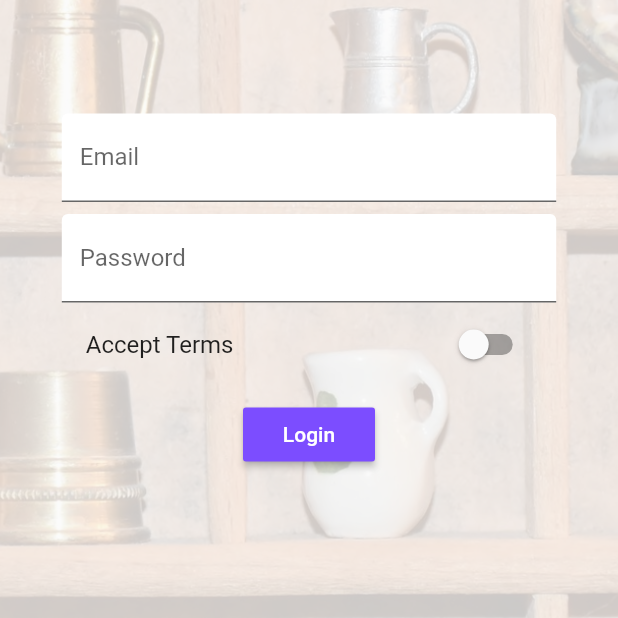
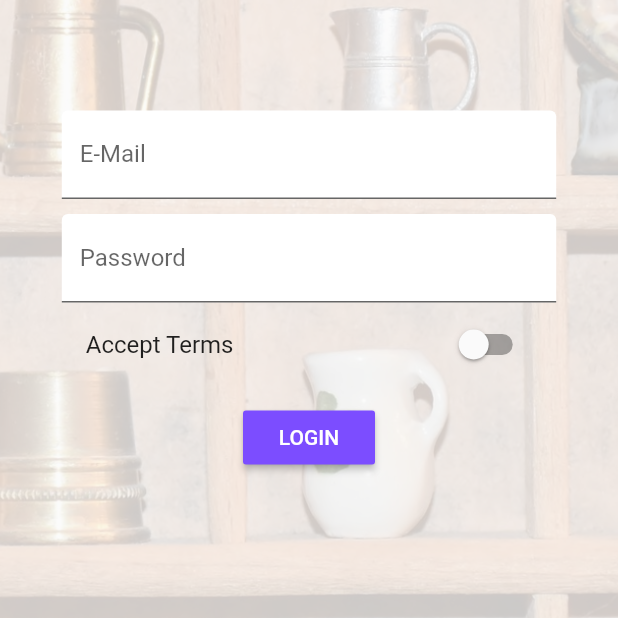
Before and after one commit to Daym3l/flutter_course, a Flutter app: the screen it shows after launch, on a phone screen of 412 x 824 dp, the part 326-944 px from its top. Run offline on Flutter 3.47's test engine with Material 2 defaults, Android fonts, the phone set to English and light mode, and no system bars.

Commit message:
Section 10
finish

```diff
--- a/lib/pages/page.auth.dart
+++ b/lib/pages/page.auth.dart
@@ -8,9 +8,12 @@ class AuthPage extends StatefulWidget {
 }
 
 class _AuthPageState extends State<AuthPage> {
-  String email;
-  String password;
-  bool _acceptTerms = false;
+  final Map<String, dynamic> _formData = {
+    'email': null,
+    'password': null,
+    'acceptTerms': false
+  };
+  final GlobalKey<FormState> _formKey = GlobalKey<FormState>();
 
   BoxDecoration _buildBackgroudImage() {
     return BoxDecoration(
@@ -23,6 +26,61 @@ class _AuthPageState extends State<AuthPage> {
     );
   }
 
+  Widget _buildEmailTextField() {
+    return TextFormField(
+      decoration: InputDecoration(
+          labelText: 'E-Mail', filled: true, fillColor: Colors.white),
+      keyboardType: TextInputType.emailAddress,
+      validator: (String value) {
+        if (value.isEmpty ||
+            !RegExp(r"[a-z0-9!#$%&'*+/=?^_`{|}~-]+(?:\.[a-z0-9!#$%&'*+/=?^_`{|}~-]+)*@(?:[a-z0-9](?:[a-z0-9-]*[a-z0-9])?\.)+[a-z0-9](?:[a-z0-9-]*[a-z0-9])?")
+                .hasMatch(value)) {
+          return 'Please enter a valid email';
+        }
+      },
+      onSaved: (String value) {
+        _formData['email'] = value;
+      },
+    );
+  }
+
+  Widget _buildPasswordTextField() {
+    return TextFormField(
+      decoration: InputDecoration(
+          labelText: 'Password', filled: true, fillColor: Colors.white),
+      obscureText: true,
+      validator: (String value) {
+        if (value.isEmpty || value.length < 6) {
+          return 'Password invalid';
+        }
+      },
+      onSaved: (String value) {
+        _formData['password'] = value;
+      },
+    );
+  }
+
+  Widget _buildAcceptSwitch() {
+    return SwitchListTile(
+      value: _formData['acceptTerms'],
+      onChanged: (bool value) {
+        setState(() {
+          _formData['acceptTerms'] = value;
+        });
+      },
+      title: Text('Accept Terms'),
+    );
+  }
+
+  void _submitForm() {
+    if (!_formKey.currentState.validate() || !_formData['acceptTerms']) {
+      return;
+    }
+    _formKey.currentState.save();
+    print(_formData);
+    Navigator.pushReplacementNamed(context, '/products');
+  }
+
   @override
   Widget build(BuildContext context) {
     return Scaffold(
@@ -33,52 +91,26 @@ class _AuthPageState extends State<AuthPage> {
         child: SingleChildScrollView(
           child: Container(
             width: MediaQuery.of(context).size.width * 0.8,
+            child: Form(
+              key: _formKey,
               child: Column(
-              children: [
-                TextField(
-                  decoration: InputDecoration(
-                      labelText: 'Email',
-                      filled: true,
-                      fillColor: Colors.white),
-                  keyboardType: TextInputType.emailAddress,
-                  onChanged: (String value) {
-                    setState(() {
-                      email = value;
-                    });
-                  },
+                children: <Widget>[
+                  _buildEmailTextField(),
+                  SizedBox(
+                    height: 10.0,
                   ),
+                  _buildPasswordTextField(),
+                  _buildAcceptSwitch(),
                   SizedBox(
-                  height: 8.0,
-                ),
-                TextField(
-                  decoration: InputDecoration(
-                      labelText: 'Password',
-                      filled: true,
-                      fillColor: Colors.white),
-                  onChanged: (String value) {
-                    setState(() {
-                      password = value;
-                    });
-                  },
-                ),
-                SwitchListTile(
-                    title: Text('Accept Terms'),
-                    value: _acceptTerms,
-                    onChanged: (bool value) {
-                      setState(() {
-                        _acceptTerms = value;
-                      });
-                    }),
-                SizedBox(
-                  height: 8.0,
+                    height: 10.0,
                   ),
                   RaisedButton(
-                  child: Text('Login'),
                     textColor: Colors.white,
-                  onPressed: () =>
-                      Navigator.pushReplacementNamed(context, '/home'),
+                    child: Text('LOGIN'),
+                    onPressed: _submitForm,
                   ),
                 ],
+              ),
             ),
           ),
         ),
--- a/lib/pages/page.productsAdmin.dart
+++ b/lib/pages/page.productsAdmin.dart
@@ -36,7 +36,7 @@ class ProductsAdminPage extends StatelessWidget {
         body: TabBarView(
           children: [
             EditProductPage(addProduct: addProduct),
-            ProductListPage(products, updateProduct)
+            ProductListPage(products, updateProduct, deleteProduct)
           ],
         ),
       ),
```
Also changed, not shown: lib/pages/tab.page.productList.dart (+20 -3 lines). Lines whose indentation alone changed are shown as unchanged.
